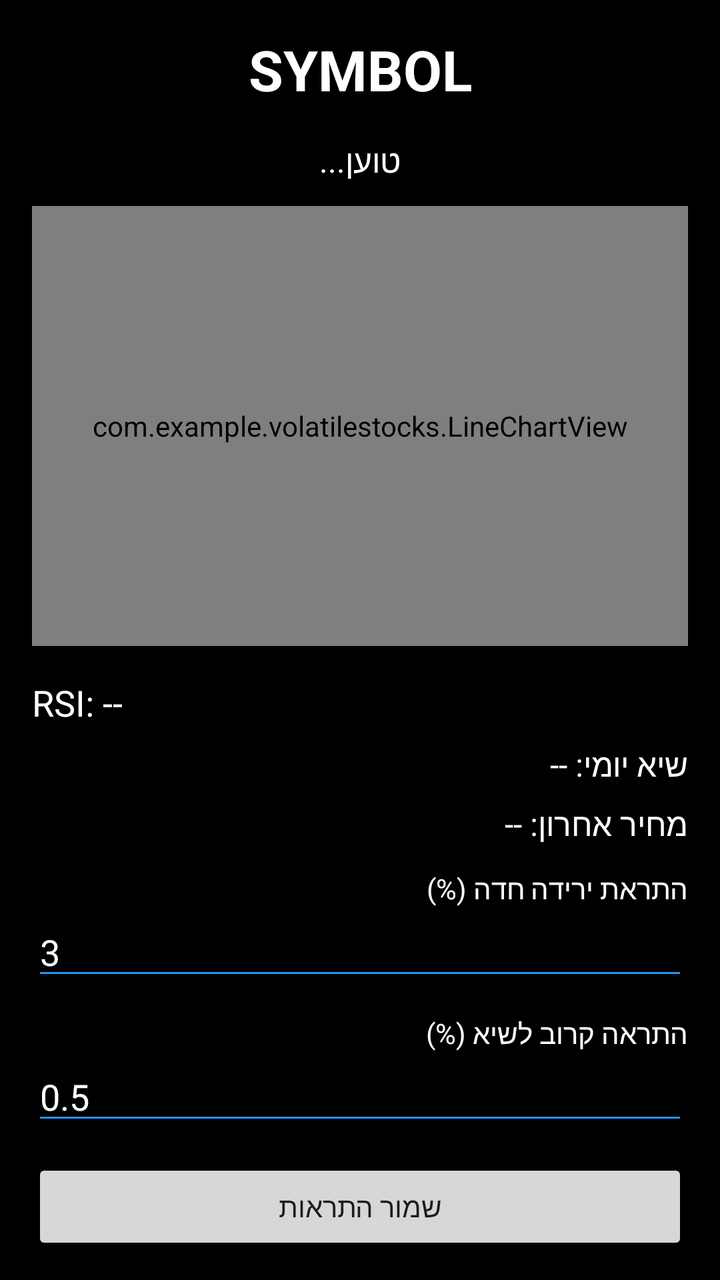
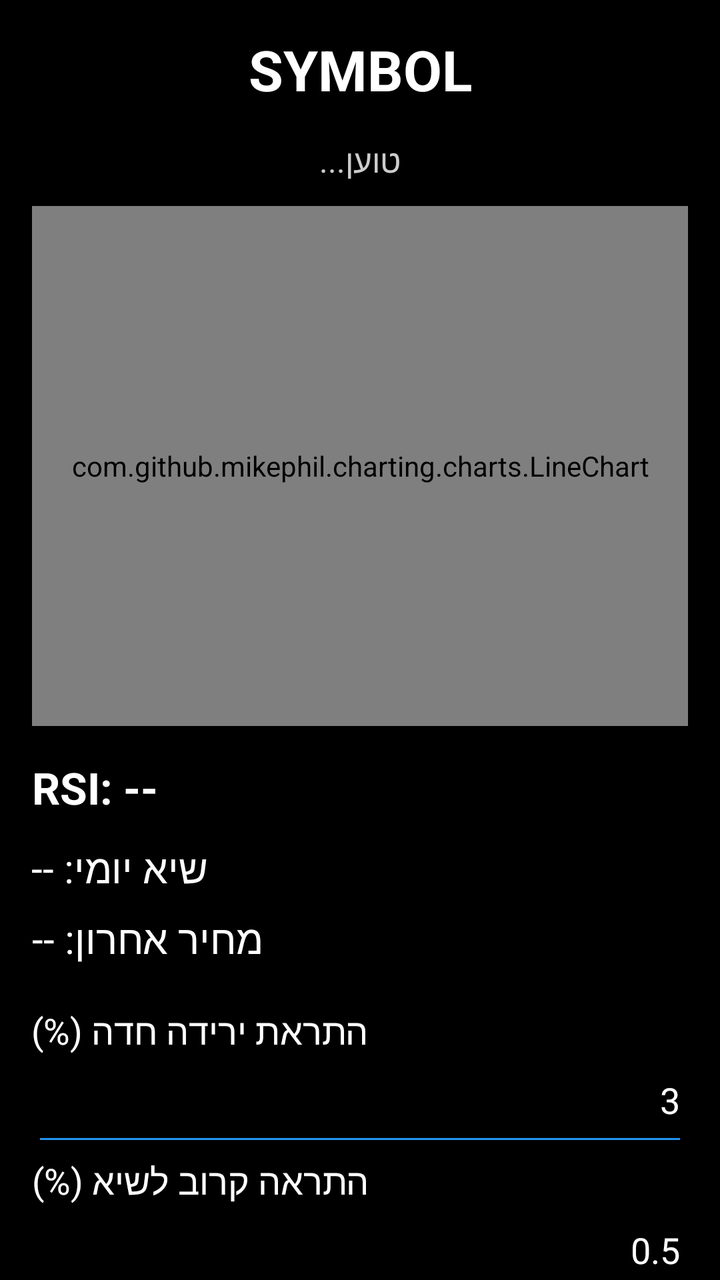

The first picture is an Android layout as it rendered before a commit; the second is the same layout after the commit. The layout source and the unified diff follow.
<!-- AndroidManifest.xml: application theme Theme.VolatileStocks -->
<!-- res/layout/activity_stock_detail.xml -->
<?xml version="1.0" encoding="utf-8"?>
<ScrollView xmlns:android="http://schemas.android.com/apk/res/android"
    android:layout_width="match_parent"
    android:layout_height="match_parent"
    android:background="#000000">

    <LinearLayout
        android:layout_width="match_parent"
        android:layout_height="wrap_content"
        android:orientation="vertical"
        android:padding="16dp">

        <TextView
            android:id="@+id/symbolTitle"
            android:layout_width="match_parent"
            android:layout_height="wrap_content"
            android:text="SYMBOL"
            android:textColor="#FFFFFF"
            android:textSize="28sp"
            android:textStyle="bold"
            android:gravity="center"
            android:layout_marginBottom="16dp" />

        <TextView
            android:id="@+id/detailStatusText"
            android:layout_width="match_parent"
            android:layout_height="wrap_content"
            android:text="טוען..."
            android:textColor="#FFFFFF"
            android:textSize="16sp"
            android:gravity="center"
            android:layout_marginBottom="12dp" />

        <com.example.volatilestocks.LineChartView
            android:id="@+id/lineChartView"
            android:layout_width="match_parent"
            android:layout_height="220dp"
            android:layout_marginBottom="16dp" />

        <TextView
            android:id="@+id/rsiText"
            android:layout_width="match_parent"
            android:layout_height="wrap_content"
            android:text="RSI: --"
            android:textColor="#FFFFFF"
            android:textSize="18sp"
            android:layout_marginBottom="8dp" />

        <TextView
            android:id="@+id/highText"
            android:layout_width="match_parent"
            android:layout_height="wrap_content"
            android:text="שיא יומי: --"
            android:textColor="#FFFFFF"
            android:textSize="16sp"
            android:layout_marginBottom="8dp" />

        <TextView
            android:id="@+id/lastPriceText"
            android:layout_width="match_parent"
            android:layout_height="wrap_content"
            android:text="מחיר אחרון: --"
            android:textColor="#FFFFFF"
            android:textSize="16sp"
            android:layout_marginBottom="12dp" />

        <TextView
            android:layout_width="match_parent"
            android:layout_height="wrap_content"
            android:text="התראת ירידה חדה (%)"
            android:textColor="#FFFFFF" />

        <EditText
            android:id="@+id/dropAlertInput"
            android:layout_width="match_parent"
            android:layout_height="wrap_content"
            android:text="3"
            android:inputType="numberDecimal"
            android:textColor="#FFFFFF"
            android:backgroundTint="#2196F3"
            android:layout_marginBottom="12dp" />

        <TextView
            android:layout_width="match_parent"
            android:layout_height="wrap_content"
            android:text="התראה קרוב לשיא (%)"
            android:textColor="#FFFFFF" />

        <EditText
            android:id="@+id/nearHighInput"
            android:layout_width="match_parent"
            android:layout_height="wrap_content"
            android:text="0.5"
            android:inputType="numberDecimal"
            android:textColor="#FFFFFF"
            android:backgroundTint="#2196F3"
            android:layout_marginBottom="12dp" />

        <Button
            android:id="@+id/saveAlertButton"
            android:layout_width="match_parent"
            android:layout_height="wrap_content"
            android:text="שמור התראות"
            android:layout_marginBottom="8dp" />

        <Button
            android:id="@+id/refreshNowButton"
            android:layout_width="match_parent"
            android:layout_height="wrap_content"
            android:text="רענן עכשיו"
            android:layout_marginBottom="8dp" />

        <TextView
            android:layout_width="match_parent"
            android:layout_height="wrap_content"
            android:text="רענון חי מתבצע כל 15 שניות בזמן שהמסך פתוח."
            android:textColor="#AAAAAA"
            android:textSize="14sp" />

    </LinearLayout>
</ScrollView>
<!-- resources referenced by this layout -->
<resources>
  <style name="Theme.VolatileStocks" parent="Theme.MaterialComponents.DayNight.NoActionBar">
          <item name="android:statusBarColor">@android:color/black</item>
          <item name="android:navigationBarColor">@android:color/black</item>
          <item name="colorPrimary">#2196F3</item>
          <item name="colorPrimaryVariant">#1565C0</item>
          <item name="colorOnPrimary">#FFFFFF</item>
          <item name="android:windowBackground">#000000</item>
      </style>
</resources>

<!-- the commit's change to res/layout/activity_stock_detail.xml (unified diff, before → after) -->
@@ -2,6 +2,7 @@
 <ScrollView xmlns:android="http://schemas.android.com/apk/res/android"
     android:layout_width="match_parent"
     android:layout_height="match_parent"
+    android:fillViewport="true"
     android:background="#000000">
 
     <LinearLayout
@@ -11,30 +12,30 @@
         android:padding="16dp">
 
         <TextView
-            android:id="@+id/symbolTitle"
+            android:id="@+id/symbolText"
             android:layout_width="match_parent"
             android:layout_height="wrap_content"
             android:text="SYMBOL"
-            android:textColor="#FFFFFF"
             android:textSize="28sp"
             android:textStyle="bold"
+            android:textColor="#FFFFFF"
             android:gravity="center"
-            android:layout_marginBottom="16dp" />
+            android:paddingBottom="16dp" />
 
         <TextView
-            android:id="@+id/detailStatusText"
+            android:id="@+id/chartStatusText"
             android:layout_width="match_parent"
             android:layout_height="wrap_content"
             android:text="טוען..."
-            android:textColor="#FFFFFF"
+            android:textColor="#CCCCCC"
             android:textSize="16sp"
             android:gravity="center"
-            android:layout_marginBottom="12dp" />
+            android:paddingBottom="12dp" />
 
-        <com.example.volatilestocks.LineChartView
-            android:id="@+id/lineChartView"
+        <com.github.mikephil.charting.charts.LineChart
+            android:id="@+id/lineChart"
             android:layout_width="match_parent"
-            android:layout_height="220dp"
+            android:layout_height="260dp"
             android:layout_marginBottom="16dp" />
 
         <TextView
@@ -43,8 +44,9 @@
             android:layout_height="wrap_content"
             android:text="RSI: --"
             android:textColor="#FFFFFF"
-            android:textSize="18sp"
-            android:layout_marginBottom="8dp" />
+            android:textSize="22sp"
+            android:textStyle="bold"
+            android:paddingBottom="12dp" />
 
         <TextView
             android:id="@+id/highText"
@@ -52,8 +54,9 @@
             android:layout_height="wrap_content"
             android:text="שיא יומי: --"
             android:textColor="#FFFFFF"
-            android:textSize="16sp"
-            android:layout_marginBottom="8dp" />
+            android:textSize="20sp"
+            android:gravity="end"
+            android:paddingBottom="8dp" />
 
         <TextView
             android:id="@+id/lastPriceText"
@@ -61,61 +64,62 @@
             android:layout_height="wrap_content"
             android:text="מחיר אחרון: --"
             android:textColor="#FFFFFF"
-            android:textSize="16sp"
-            android:layout_marginBottom="12dp" />
+            android:textSize="20sp"
+            android:gravity="end"
+            android:paddingBottom="20dp" />
 
         <TextView
             android:layout_width="match_parent"
             android:layout_height="wrap_content"
             android:text="התראת ירידה חדה (%)"
-            android:textColor="#FFFFFF" />
+            android:textColor="#FFFFFF"
+            android:textSize="18sp"
+            android:gravity="end" />
 
         <EditText
-            android:id="@+id/dropAlertInput"
+            android:id="@+id/dropThresholdInput"
             android:layout_width="match_parent"
             android:layout_height="wrap_content"
+            android:inputType="numberDecimal"
             android:text="3"
-            android:inputType="numberDecimal"
             android:textColor="#FFFFFF"
+            android:textColorHint="#AAAAAA"
             android:backgroundTint="#2196F3"
-            android:layout_marginBottom="12dp" />
+            android:gravity="end"
+            android:paddingBottom="16dp" />
 
         <TextView
             android:layout_width="match_parent"
             android:layout_height="wrap_content"
             android:text="התראה קרוב לשיא (%)"
-            android:textColor="#FFFFFF" />
+            android:textColor="#FFFFFF"
+            android:textSize="18sp"
+            android:gravity="end" />
 
         <EditText
-            android:id="@+id/nearHighInput"
+            android:id="@+id/highThresholdInput"
             android:layout_width="match_parent"
             android:layout_height="wrap_content"
+            android:inputType="numberDecimal"
             android:text="0.5"
-            android:inputType="numberDecimal"
             android:textColor="#FFFFFF"
+            android:textColorHint="#AAAAAA"
             android:backgroundTint="#2196F3"
+            android:gravity="end"
+            android:paddingBottom="20dp" />
+
+        <Button
+            android:id="@+id/saveAlertsButton"
+            android:layout_width="match_parent"
+            android:layout_height="wrap_content"
+            android:text="שמור התראות"
             android:layout_marginBottom="12dp" />
 
         <Button
-            android:id="@+id/saveAlertButton"
+            android:id="@+id/refreshButton"
             android:layout_width="match_parent"
             android:layout_height="wrap_content"
-            android:text="שמור התראות"
-            android:layout_marginBottom="8dp" />
-
-        <Button
-            android:id="@+id/refreshNowButton"
-            android:layout_width="match_parent"
-            android:layout_height="wrap_content"
-            android:text="רענן עכשיו"
-            android:layout_marginBottom="8dp" />
-
-        <TextView
-            android:layout_width="match_parent"
-            android:layout_height="wrap_content"
-            android:text="רענון חי מתבצע כל 15 שניות בזמן שהמסך פתוח."
-            android:textColor="#AAAAAA"
-            android:textSize="14sp" />
+            android:text="רענן עכשיו" />
 
     </LinearLayout>
 </ScrollView>
